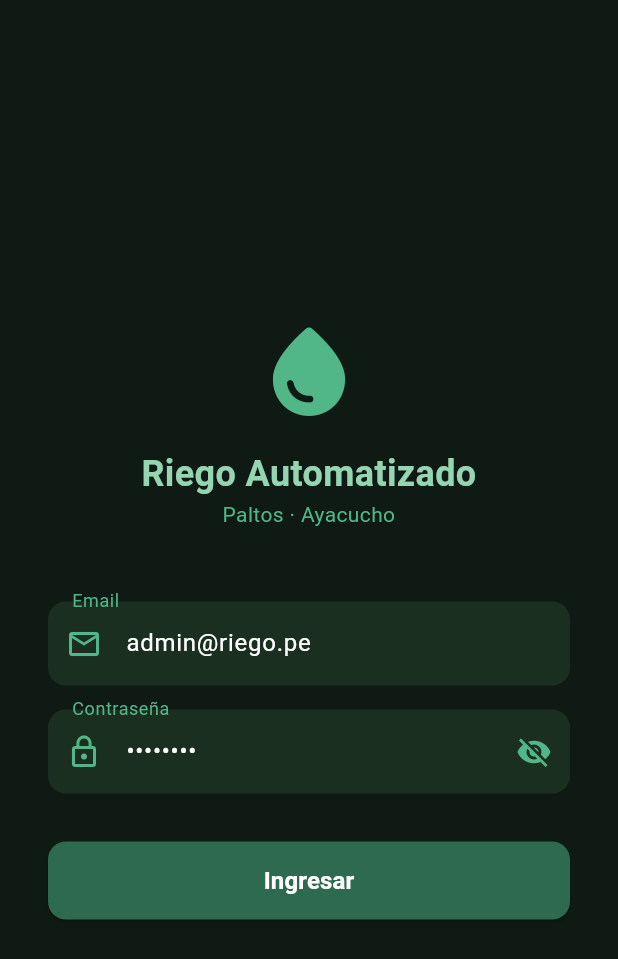
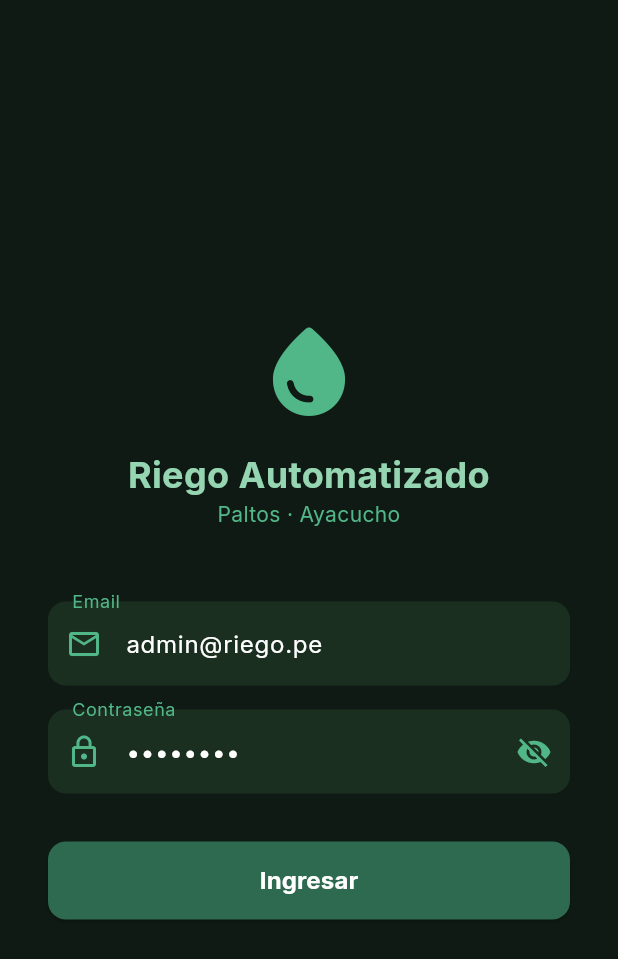
Before and after one commit to Riego-Project/riego-app, a Flutter app: the screen it shows after launch, on a phone screen of 412 x 824 dp. Shown: the top 959 px of the screen. Run offline on Flutter 3.47's test engine with Material 3 defaults, Android fonts, the phone set to English and light mode, and no system bars; our stand-ins replace dio, flutter_map, flutter_riverpod, flutter_secure_storage, go_router, google_fonts and 2 more.

Commit message:
Convert to clean code

```diff
--- /dev/null
+++ b/lib/config/theme/app_colors.dart
@@ -0,0 +1,20 @@
+import 'package:flutter/material.dart';
+
+class AppColors {
+  static const background = Color(0xFF0F172A);
+  static const surface = Color(0xFF1E293B);
+  static const surfaceLight = Color(0xFF334155);
+
+  static const primary = Color(0xFF14B8A6);
+  static const secondary = Color(0xFF3B82F6);
+
+  static const success = Color(0xFF22C55E);
+  static const warning = Color(0xFFF59E0B);
+  static const danger = Color(0xFFEF4444);
+
+  static const textPrimary = Color(0xFFF8FAFC);
+  static const textSecondary = Color(0xFFCBD5E1);
+  static const textMuted = Color(0xFF94A3B8);
+
+  static const border = Color(0xFF334155);
+}
--- /dev/null
+++ b/lib/config/theme/app_theme.dart
@@ -0,0 +1,43 @@
+import 'package:flutter/material.dart';
+import 'package:google_fonts/google_fonts.dart';
+
+import 'app_colors.dart';
+
+class AppTheme {
+  static ThemeData darkTheme = ThemeData(
+    brightness: Brightness.dark,
+    scaffoldBackgroundColor: AppColors.background,
+
+    colorScheme: const ColorScheme.dark(
+      primary: AppColors.primary,
+      secondary: AppColors.secondary,
+      surface: AppColors.surface,
+      error: AppColors.danger,
+    ),
+
+    textTheme: GoogleFonts.interTextTheme(ThemeData.dark().textTheme).apply(
+      bodyColor: AppColors.textPrimary,
+      displayColor: AppColors.textPrimary,
+    ),
+
+    appBarTheme: const AppBarTheme(
+      backgroundColor: Colors.transparent,
+      elevation: 0,
+      centerTitle: false,
+    ),
+
+    cardTheme: CardThemeData(
+      color: AppColors.surface,
+      elevation: 0,
+      shape: RoundedRectangleBorder(borderRadius: BorderRadius.circular(20)),
+    ),
+
+    bottomNavigationBarTheme: const BottomNavigationBarThemeData(
+      backgroundColor: AppColors.surface,
+      selectedItemColor: AppColors.primary,
+      unselectedItemColor: AppColors.textMuted,
+      type: BottomNavigationBarType.fixed,
+      elevation: 0,
+    ),
+  );
+}
--- a/lib/main.dart
+++ b/lib/main.dart
@@ -1,6 +1,7 @@
 import 'package:flutter/material.dart';
 import 'package:flutter_riverpod/flutter_riverpod.dart';
 import 'config/router.dart';
+import 'config/theme/app_theme.dart';
 
 void main() {
   runApp(const ProviderScope(child: RiegoApp()));
@@ -13,15 +14,9 @@
   Widget build(BuildContext context, WidgetRef ref) {
     final router = ref.watch(routerProvider);
     return MaterialApp.router(
-      title:        'Riego Automatizado',
+      title: 'Riego IoT',
       debugShowCheckedModeBanner: false,
-      theme: ThemeData(
-        colorScheme: ColorScheme.fromSeed(
-          seedColor:   const Color(0xFF52b788),
-          brightness:  Brightness.dark,
-        ),
-        useMaterial3: true,
-      ),
+      theme: AppTheme.darkTheme,
       routerConfig: router,
     );
   }
--- a/pubspec.yaml
+++ b/pubspec.yaml
@@ -56,6 +56,9 @@
   flutter_map: ^7.0.2
   latlong2: ^0.9.1
 
+  #Fonts
+  google_fonts: ^8.1.0
+
 dev_dependencies:
   flutter_test:
     sdk: flutter
```
Also changed, not shown: lib/screens/dashboard/dashboard.screen.dart (+19 -18 lines), lib/widgets/common/app_card.dart (added, +30 -0 lines), lib/widgets/common/section_title.dart (added, +15 -0 lines), lib/widgets/common/status_chip.dart (added, +34 -0 lines), lib/widgets/dashboard/kpi_card.dart (added, +38 -0 lines), lib/widgets/valves/valve_card.dart (added, +92 -0 lines), lib/config/theme/app_text_styles.dart (added), lib/widgets/common/app_button.dart (added), lib/widgets/dashboard/activity_tile.dart (added), pubspec.lock.
